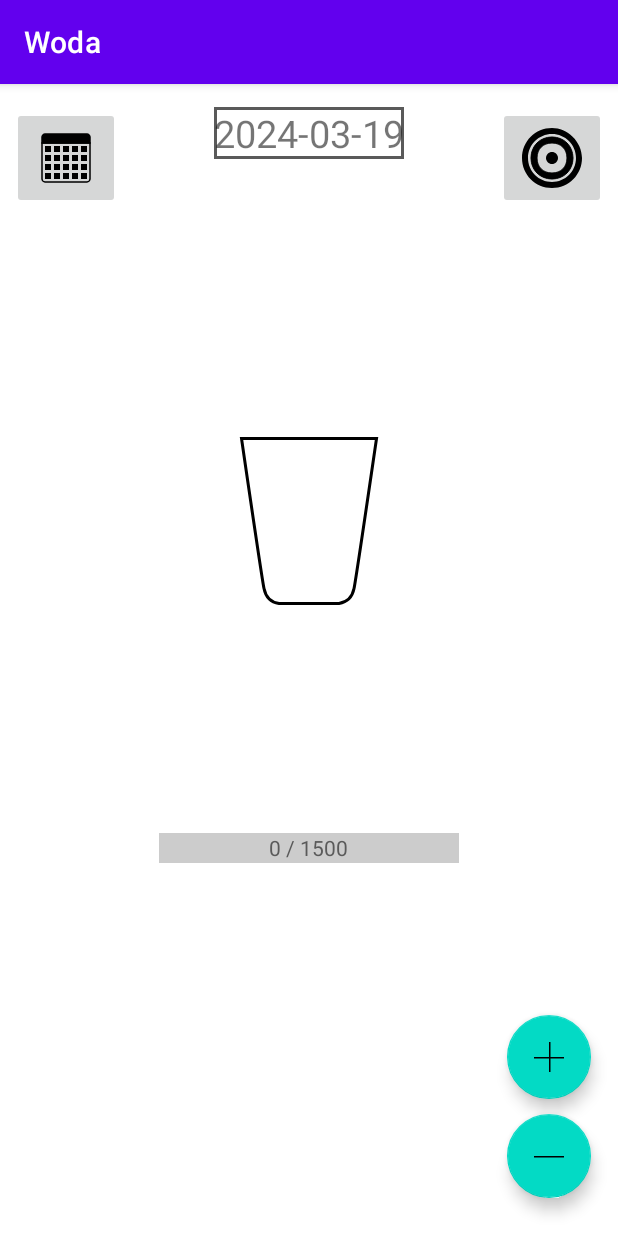
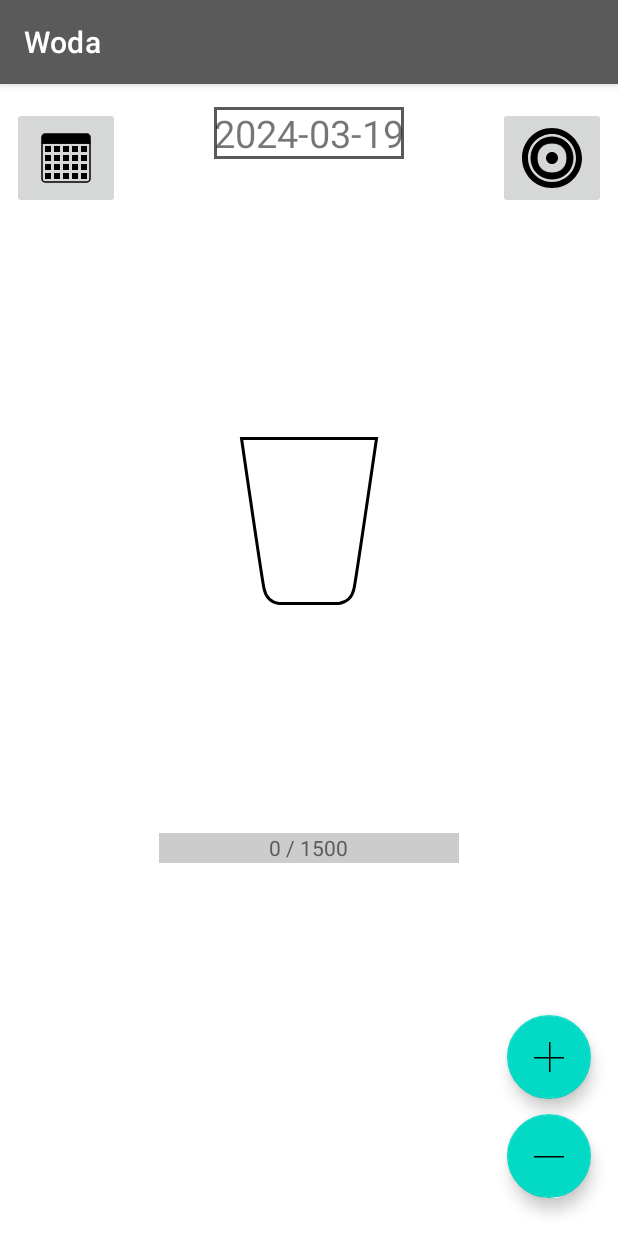
Before and after one commit to KamJer/Woda, an Android app: the screen it shows after launch (MainActivity), on a phone screen of 412 x 824 dp. Run offline under Robolectric (Android 15) with nearby library versions, the phone set to English and light mode, and no system bars; our stand-ins replace Room's generated code, RxJava; 2 statements that could not run were skipped.

Commit message:
fix water image issue, change primary color

```diff
--- a/app/src/main/java/com/kamjer/woda/activity/mainactivity/addwaterdialog/view/ImageWaterInGlass.java
+++ b/app/src/main/java/com/kamjer/woda/activity/mainactivity/addwaterdialog/view/ImageWaterInGlass.java
@@ -49,7 +49,7 @@ public class ImageWaterInGlass extends ShapeableImageView {
                     append(stLeftPoint.getY()).
                     append(" ");
 //          creating bottom of a water in a glass and appending it
-            String path = "C75.12,139.75 78.38,147.9 85.2,149.26 92.01,150.62 115.28,149.17 115.37,149.17 115.46,149.17 120.62,149.3 123.8,141.39 ";
+            String path = "L75.48,140.02C75.95,142.47 78.01,148.98 85.17,149.02 85.17,149.02 115.36,149.04 115.36,149.04 122.04,149.02 124,142.55 124.52,140.05 ";
             bd.append(path);
 //          creating last point for water, the one on a right side and appending it
             FloatPoint rightPoint = newRightPointInGlass(amount);
--- a/app/src/main/java/com/kamjer/woda/activity/mainactivity/waterimage/WaterImage.java
+++ b/app/src/main/java/com/kamjer/woda/activity/mainactivity/waterimage/WaterImage.java
@@ -83,7 +83,7 @@ public class WaterImage extends androidx.appcompat.widget.AppCompatImageView {
                     append(stLeftPoint.getY()).
                     append(" ");
 //          creating bottom of a water in a glass and appending it
-            String path = "C75, 140 78.38,147.9 85.2,149.26 92.01,150.62 115.28,149.17 115.37,149.17 115.46,149.17 120.62,149.3 123.8, 141.39 ";
+            String path = "L75.48,140.02C75.95,142.47 78.01,148.98 85.17,149.02 85.17,149.02 115.36,149.04 115.36,149.04 122.04,149.02 124,142.55 124.52,140.05";
             bd.append(path);
 
 //          creating last point for water, the one on a right side and appending it
--- a/app/src/main/java/com/kamjer/woda/recyclerWater/adapter/WaterAmountAdapter.java
+++ b/app/src/main/java/com/kamjer/woda/recyclerWater/adapter/WaterAmountAdapter.java
@@ -14,9 +14,9 @@ import com.kamjer.woda.recyclerWater.interfacewater.WaterAmountInterface;
 
 public class WaterAmountAdapter extends RecyclerView.Adapter<WaterAmountHolder> {
 
-    private LayoutInflater mInflater;
-    private WaterAmountInterface waterAmountInterface;
-    private int size;
+    private final LayoutInflater mInflater;
+    private final WaterAmountInterface waterAmountInterface;
+    private final int size;
 
     public WaterAmountAdapter(Context context, WaterAmountInterface waterAmountInterface, int size) {
         this.waterAmountInterface = waterAmountInterface;
--- /dev/null
+++ b/app/src/main/res/drawable/water_new.xml
@@ -0,0 +1,6 @@
+<vector xmlns:android="http://schemas.android.com/apk/res/android" android:height="200dp" android:viewportHeight="200" android:viewportWidth="200" android:width="200dp">
+
+    <path android:fillColor="#00000000"
+        android:pathData="M75.48,140.02C75.95,142.47 78.01,148.98 85.17,149.02 85.17,149.02 115.36,149.04 115.36,149.04 122.04,149.02 124,142.55 124.52,140.05" android:strokeColor="#000000" android:strokeWidth="1"/>
+
+</vector>
--- a/app/src/main/res/layout/button_water_amount_layout.xml
+++ b/app/src/main/res/layout/button_water_amount_layout.xml
@@ -12,7 +12,8 @@
         android:layout_marginBottom="0dp"
         android:contentDescription="TODO"
         android:scaleType="fitCenter"
-        app:shapeAppearanceOverlay="@style/circle" />
+        app:shapeAppearanceOverlay="@style/circle"
+        />
 
     <com.kamjer.woda.activity.mainactivity.addwaterdialog.view.ImageWaterInGlass
         android:id="@+id/buttonShapeableWater"
@@ -21,7 +22,8 @@
         android:layout_marginBottom="0dp"
         android:contentDescription="TODO"
         android:scaleType="fitCenter"
-        app:shapeAppearanceOverlay="@style/circle" />
+        app:shapeAppearanceOverlay="@style/circle"
+        />
 
     <TextView
         android:id="@+id/textAmountWater"
--- a/app/src/main/res/values-night/themes.xml
+++ b/app/src/main/res/values-night/themes.xml
@@ -2,8 +2,8 @@
     <!-- Base application theme. -->
     <style name="Theme.Woda" parent="Theme.MaterialComponents.DayNight.DarkActionBar">
         <!-- Primary brand color. -->
-        <item name="colorPrimary">@color/purple_200</item>
-        <item name="colorPrimaryVariant">@color/purple_700</item>
+        <item name="colorPrimary">@color/dark_grey</item>
+        <item name="colorPrimaryVariant">@color/dark_grey</item>
         <item name="colorOnPrimary">@color/black</item>
         <!-- Secondary brand color. -->
         <item name="colorSecondary">@color/teal_200</item>
--- a/app/src/main/res/values/themes.xml
+++ b/app/src/main/res/values/themes.xml
@@ -2,8 +2,8 @@
     <!-- Base application theme. -->
     <style name="Theme.Woda" parent="Theme.MaterialComponents.DayNight.DarkActionBar">
         <!-- Primary brand color. -->
-        <item name="colorPrimary">@color/purple_500</item>
-        <item name="colorPrimaryVariant">@color/purple_700</item>
+        <item name="colorPrimary">@color/dark_grey</item>
+        <item name="colorPrimaryVariant">@color/dark_grey</item>
         <item name="colorOnPrimary">@color/white</item>
         <!-- Secondary brand color. -->
         <item name="colorSecondary">@color/teal_200</item>
```
